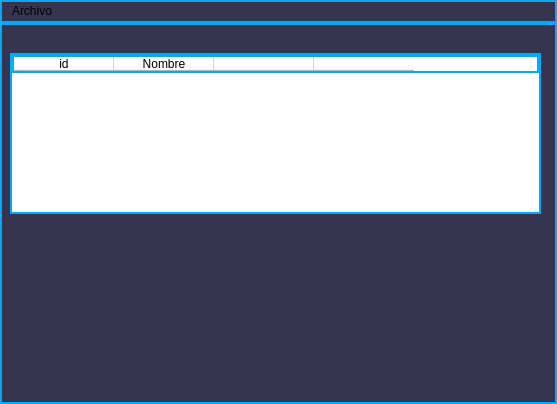
First picture: the form in views/categoria.ui, repository joanmera/Gameverse_Interface, before the edit.
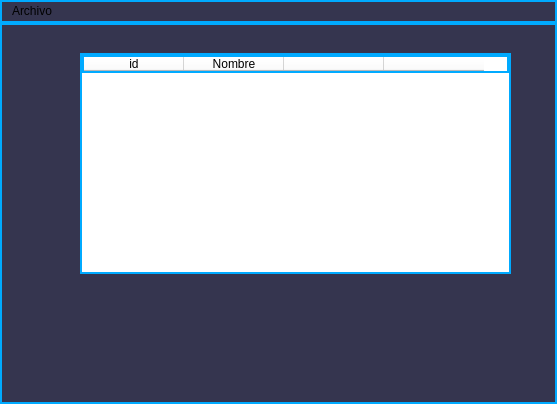
Second picture: the form after the edit.

Commit message: categoria lista

```diff
--- a/views/categoria.ui
+++ b/views/categoria.ui
@@ -21,10 +21,10 @@
    <widget class="QTableWidget" name="tableWidget">
     <property name="geometry">
      <rect>
-      <x>10</x>
+      <x>80</x>
       <y>30</y>
-      <width>531</width>
-      <height>161</height>
+      <width>431</width>
+      <height>221</height>
      </rect>
     </property>
     <property name="styleSheet">
```
Left out of the diff: 2 changed lines with no effect on the pictures. The commit also changes 3 other files.
